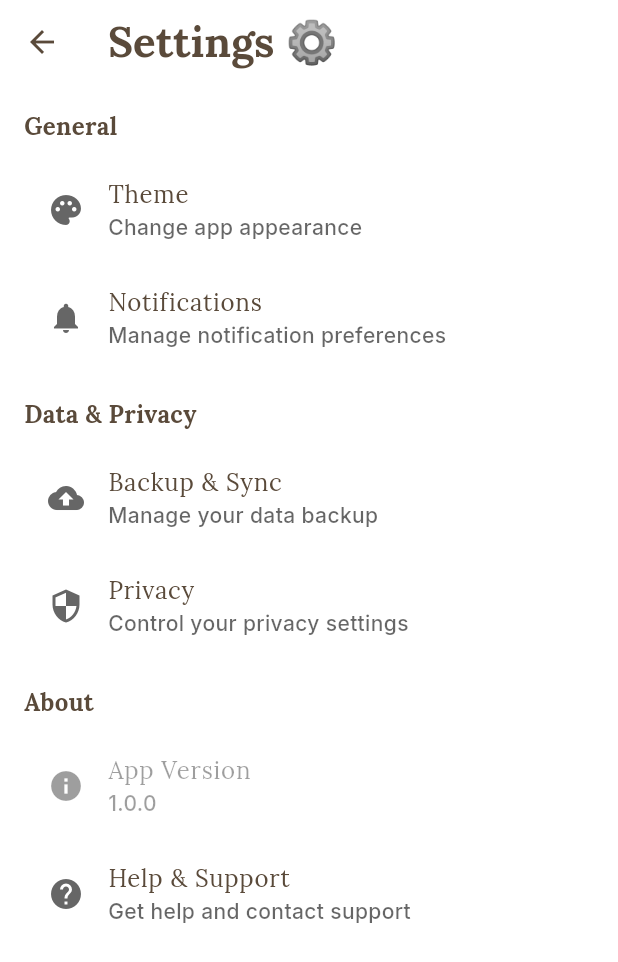
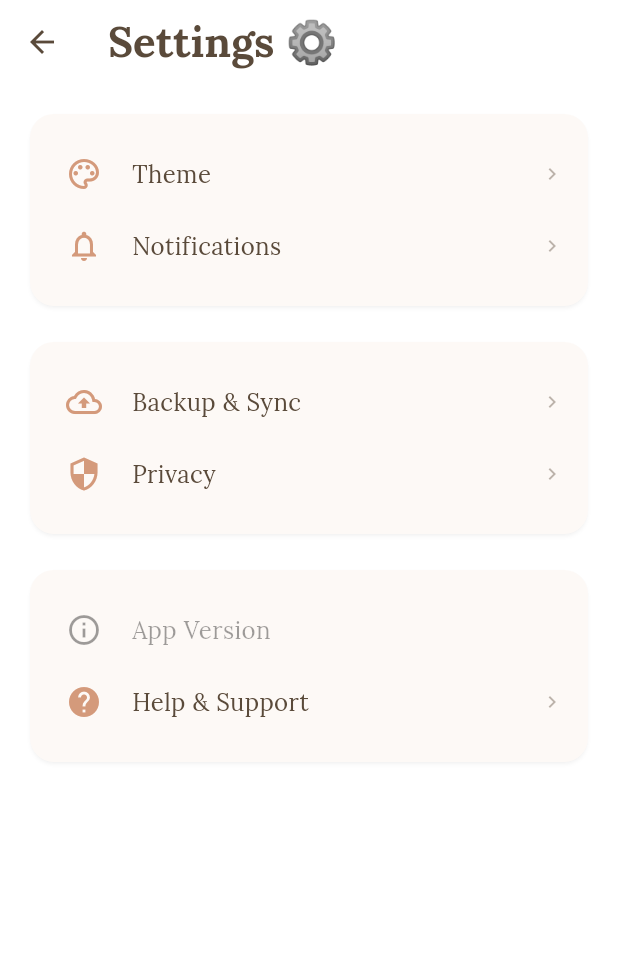
Before and after one commit to manjunjiangclara-cmyk/my_flutter_app, a Flutter app: the SettingsScreen screen opened directly, on a phone screen of 412 x 824 dp. Shown: the top 962 px of the screen. Run offline on Flutter 3.47's test engine with Material 3 defaults, Android fonts, the phone set to English and light mode, and no system bars; our stand-ins replace bloc, dartz, equatable, flutter_bloc, flutter_dotenv, flutter_svg and 11 more; accounts and stored records are empty.

Commit message:
Add new color constants and update settings UI components
- Introduced new color constants for light and dark mode containers in AppColors.
- Enhanced UIConstants with settings tile padding, icon sizes, and section divider properties for improved layout.
- Updated SettingsItemModel to remove subtitle, simplifying the settings structure.
- Refactored SettingsList and SettingsTile to utilize new UI constants and improve card styling and spacing.
- Adjusted SettingsSection to support optional dividers, enhancing visual separation between settings sections.

```diff
--- a/lib/core/theme/colors.dart
+++ b/lib/core/theme/colors.dart
@@ -22,6 +22,10 @@ class AppColors {
   static const Color textPrimaryLight = Color(0xFF5A4A3A);
   static const Color textSecondaryLight = Color(0xFF666666);
 
+  // Containers (light) — almost white with subtle warm tint
+  static const Color primaryContainerLight = Color(0xFFFDF9F6);
+  static const Color onPrimaryContainerLight = textPrimaryLight;
+
   // ========== DARK MODE COLORS ==========
 
   // Base palette
@@ -39,6 +43,12 @@ class AppColors {
   // Text
   static const Color textPrimaryDark = Color(0xFFE8D5C7);
   static const Color textSecondaryDark = Color(0xFFB0B0B0);
+
+  // Containers (dark) — same as memory cards in dark mode
+  static const Color primaryContainerDark = Color(
+    0xFF252525,
+  ); // surfaceDark + 6% white
+  static const Color onPrimaryContainerDark = Color(0xFFF5E6D9);
 
   // ========== LEGACY SUPPORT (for backward compatibility) ==========
   static const Color primary = primaryLight;
@@ -59,6 +69,8 @@ class AppColors {
   static ColorScheme get lightColorScheme => ColorScheme.light(
     primary: accentLight,
     onPrimary: Colors.white,
+    primaryContainer: primaryContainerLight,
+    onPrimaryContainer: onPrimaryContainerLight,
     secondary: primaryLight,
     onSecondary: textPrimaryLight,
     tertiary: accentAltLight,
@@ -76,6 +88,8 @@ class AppColors {
   static ColorScheme get darkColorScheme => ColorScheme.dark(
     primary: accentDark,
     onPrimary: Colors.white,
+    primaryContainer: primaryContainerDark,
+    onPrimaryContainer: onPrimaryContainerDark,
     secondary: accentAltDark,
     onSecondary: Colors.white,
     tertiary: accentAltDark,
--- a/lib/core/theme/ui_constants.dart
+++ b/lib/core/theme/ui_constants.dart
@@ -357,4 +357,42 @@ class UIConstants {
 
   /// Splash screen horizontal padding
   static const double splashHorizontalPadding = 32.0;
+
+  // ========== SETTINGS TILES ==========
+
+  /// Settings tile horizontal padding (aligned with app bar title)
+  static const double settingsTileHorizontalPadding = 0.0;
+
+  /// Settings tile vertical padding
+  static const double settingsTileVerticalPadding = 4.0;
+
+  /// Settings tile icon container size
+  static const double settingsTileIconContainerSize = 40.0;
+
+  /// Settings tile icon size
+  static const double settingsTileIconSize = 24.0;
+
+  /// Settings tile trailing icon size
+  static const double settingsTileTrailingIconSize = 16.0;
+
+  /// Settings tile trailing icon padding
+  static const double settingsTileTrailingIconPadding = 0.0;
+
+  /// Settings section divider height
+  static const double settingsSectionDividerHeight = 1.0;
+
+  /// Settings section divider opacity
+  static const double settingsSectionDividerOpacity = 0.12;
+
+  /// Settings section top margin
+  static const double settingsSectionTopMargin = defaultPadding;
+
+  /// Settings section bottom margin
+  static const double settingsSectionBottomMargin = defaultPadding;
+
+  // Spacing between settings cards
+  static const double settingsCardSpacing = defaultPadding;
+
+  // Settings card content left padding (aligns with app bar title)
+  static const double settingsCardContentLeftPadding = defaultPadding;
 }
--- a/lib/features/settings/presentation/constants/settings_constants.dart
+++ b/lib/features/settings/presentation/constants/settings_constants.dart
@@ -16,9 +16,8 @@ class SettingsConstants {
       title: AppStrings.general,
       items: [
         SettingsItemModel(
-          icon: Icons.palette,
+          icon: Icons.palette_outlined,
           title: AppStrings.theme,
-          subtitle: AppStrings.changeAppAppearance,
           onTap: (context) {
             Navigator.of(context).push(
               MaterialPageRoute(
@@ -28,9 +27,8 @@ class SettingsConstants {
           },
         ),
         SettingsItemModel(
-          icon: Icons.notifications,
+          icon: Icons.notifications_outlined,
           title: AppStrings.notifications,
-          subtitle: AppStrings.manageNotificationPreferences,
           onTap: (context) {
             // Handle notification settings
           },
@@ -41,17 +39,15 @@ class SettingsConstants {
       title: AppStrings.dataAndPrivacy,
       items: [
         SettingsItemModel(
-          icon: Icons.backup,
+          icon: Icons.backup_outlined,
           title: AppStrings.backupAndSync,
-          subtitle: AppStrings.manageYourDataBackup,
           onTap: (context) {
             // Handle backup settings
           },
         ),
         SettingsItemModel(
-          icon: Icons.security,
+          icon: Icons.security_outlined,
           title: AppStrings.privacy,
-          subtitle: AppStrings.controlYourPrivacySettings,
           onTap: (context) {
             // Handle privacy settings
           },
@@ -62,15 +58,13 @@ class SettingsConstants {
       title: 'About',
       items: [
         SettingsItemModel(
-          icon: Icons.info,
+          icon: Icons.info_outlined,
           title: AppStrings.appVersion,
-          subtitle: appVersion,
           enabled: false, // Version info is not clickable
         ),
         SettingsItemModel(
-          icon: Icons.help,
+          icon: Icons.help_outlined,
           title: AppStrings.helpAndSupport,
-          subtitle: 'Get help and contact support',
           onTap: (context) {
             // Handle help
           },
--- a/lib/features/settings/presentation/models/settings_item_model.dart
+++ b/lib/features/settings/presentation/models/settings_item_model.dart
@@ -8,9 +8,6 @@ class SettingsItemModel {
   /// The title of the setting.
   final String title;
 
-  /// The subtitle/description of the setting.
-  final String subtitle;
-
   /// The callback to execute when the item is tapped.
   final void Function(BuildContext)? onTap;
 
@@ -20,7 +17,6 @@ class SettingsItemModel {
   const SettingsItemModel({
     required this.icon,
     required this.title,
-    required this.subtitle,
     this.onTap,
     this.enabled = true,
   });
--- a/lib/features/settings/presentation/widgets/settings_list.dart
+++ b/lib/features/settings/presentation/widgets/settings_list.dart
@@ -1,5 +1,5 @@
 import 'package:flutter/material.dart';
-import 'package:my_flutter_app/core/theme/spacings.dart';
+import 'package:my_flutter_app/core/theme/ui_constants.dart';
 import 'package:my_flutter_app/features/settings/presentation/models/settings_item_model.dart';
 import 'package:my_flutter_app/features/settings/presentation/widgets/settings_section.dart';
 import 'package:my_flutter_app/features/settings/presentation/widgets/settings_tile.dart';
@@ -15,28 +15,27 @@ class SettingsList extends StatelessWidget {
   Widget build(BuildContext context) {
     return Column(
       crossAxisAlignment: CrossAxisAlignment.start,
-      children: sections.asMap().entries.map((entry) {
+      children: sections.asMap().entries.expand((entry) {
         final section = entry.value;
-
-        return Column(
-          children: [
+        return [
+          // Card-wrapped section
           SettingsSection(
-              title: section.title,
+            showTopDivider: false,
+            showBottomDivider: false,
             children: section.items
                 .map(
                   (item) => SettingsTile(
                     icon: item.icon,
                     title: item.title,
-                      subtitle: item.subtitle,
                     onTap: item.onTap,
                     enabled: item.enabled,
                   ),
                 )
                 .toList(),
           ),
-            if (entry.key < sections.length - 1) SizedBox(height: Spacing.lg),
-          ],
-        );
+          // Spacing between cards
+          const SizedBox(height: UIConstants.settingsCardSpacing),
+        ];
       }).toList(),
     );
   }
--- a/lib/features/settings/presentation/widgets/settings_section.dart
+++ b/lib/features/settings/presentation/widgets/settings_section.dart
@@ -1,33 +1,44 @@
 import 'package:flutter/material.dart';
-import 'package:my_flutter_app/core/theme/fonts.dart';
-import 'package:my_flutter_app/core/theme/spacings.dart';
+import 'package:my_flutter_app/core/theme/ui_constants.dart';
 
-/// A reusable widget for displaying a section of settings with a title and children.
+/// A reusable widget for displaying a section of settings with a horizontal divider.
 class SettingsSection extends StatelessWidget {
-  /// The title of the settings section.
-  final String title;
-
   /// The list of widgets to display in this section.
   final List<Widget> children;
 
+  /// Whether to show the top divider (default: true).
+  final bool showTopDivider;
+
+  /// Whether to show the bottom divider (default: false).
+  final bool showBottomDivider;
+
   const SettingsSection({
     super.key,
-    required this.title,
     required this.children,
+    this.showTopDivider = false,
+    this.showBottomDivider = false,
   });
 
   @override
   Widget build(BuildContext context) {
-    return Column(
-      crossAxisAlignment: CrossAxisAlignment.start,
-      children: <Widget>[
-        Text(
-          title,
-          style: AppTypography.bodyLarge.copyWith(fontWeight: FontWeight.bold),
+    final theme = Theme.of(context);
+
+    return Card(
+      color: theme.colorScheme.primaryContainer,
+      elevation: UIConstants.smallElevation,
+      shadowColor: theme.colorScheme.shadow.withOpacity(0.2),
+      shape: RoundedRectangleBorder(
+        borderRadius: BorderRadius.circular(UIConstants.largeRadius),
+      ),
+      child: Padding(
+        padding: const EdgeInsets.only(
+          left: UIConstants.settingsCardContentLeftPadding,
+          right: UIConstants.defaultCardPadding,
+          top: UIConstants.defaultCardPadding,
+          bottom: UIConstants.defaultCardPadding,
         ),
-        SizedBox(height: Spacing.sm),
-        ...children,
-      ],
+        child: Column(children: [...children]),
+      ),
     );
   }
 }
--- a/lib/features/settings/presentation/widgets/settings_tile.dart
+++ b/lib/features/settings/presentation/widgets/settings_tile.dart
@@ -1,17 +1,15 @@
 import 'package:flutter/material.dart';
 import 'package:my_flutter_app/core/theme/fonts.dart';
 import 'package:my_flutter_app/core/theme/spacings.dart';
+import 'package:my_flutter_app/core/theme/ui_constants.dart';
 
-/// A reusable widget for displaying individual settings items.
+/// A reusable widget for displaying individual settings items in Airbnb style.
 class SettingsTile extends StatelessWidget {
   /// The icon to display for this setting.
   final IconData icon;
 
   /// The title of the setting.
   final String title;
-
-  /// The subtitle/description of the setting.
-  final String subtitle;
 
   /// The callback to execute when the tile is tapped.
   final void Function(BuildContext)? onTap;
@@ -23,38 +21,67 @@ class SettingsTile extends StatelessWidget {
     super.key,
     required this.icon,
     required this.title,
-    required this.subtitle,
     this.onTap,
     this.enabled = true,
   });
 
   @override
   Widget build(BuildContext context) {
-    return ListTile(
-      leading: Icon(
+    final theme = Theme.of(context);
+    final isDark = theme.brightness == Brightness.dark;
+
+    return Material(
+      color: Colors.transparent,
+      child: InkWell(
+        onTap: enabled ? () => onTap?.call(context) : null,
+        splashColor: theme.primaryColor.withOpacity(0.1),
+        highlightColor: theme.primaryColor.withOpacity(0.05),
+        borderRadius: BorderRadius.circular(UIConstants.defaultRadius),
+        child: Container(
+          padding: const EdgeInsets.symmetric(
+            horizontal: UIConstants.settingsTileHorizontalPadding,
+            vertical: UIConstants.settingsTileVerticalPadding,
+          ),
+          child: Row(
+            children: [
+              // Leading icon
+              SizedBox(
+                width: 40,
+                height: 40,
+                child: Icon(
                   icon,
-        color: enabled ? null : Theme.of(context).disabledColor,
+                  size: UIConstants.settingsTileIconSize,
+                  color: enabled ? theme.primaryColor : theme.disabledColor,
                 ),
-      title: Text(
+              ),
+
+              const SizedBox(width: Spacing.md),
+
+              // Title
+              Expanded(
+                child: Text(
                   title,
                   style: AppTypography.bodyLarge.copyWith(
-          color: enabled ? null : Theme.of(context).disabledColor,
+                    // fontWeight: FontWeight.w500,
+                    // fontSize: 15,
+                    color: enabled
+                        ? theme.colorScheme.onSurface
+                        : theme.disabledColor,
                   ),
                 ),
-      subtitle: Text(
-        subtitle,
-        style: AppTypography.labelMedium.copyWith(
-          color: enabled
-              ? Theme.of(context).hintColor
-              : Theme.of(context).disabledColor,
+              ),
+
+              // Trailing chevron
+              if (enabled)
+                Icon(
+                  Icons.chevron_right,
+                  size: UIConstants.settingsTileTrailingIconSize,
+                  color: theme.colorScheme.onSurface.withOpacity(0.4),
+                ),
+            ],
           ),
         ),
-      onTap: enabled ? () => onTap?.call(context) : null,
-      contentPadding: const EdgeInsets.symmetric(
-        horizontal: Spacing.lg,
-        vertical: Spacing.xs,
       ),
-      dense: true,
     );
   }
 }
```
Lines whose indentation alone changed are shown as unchanged.
